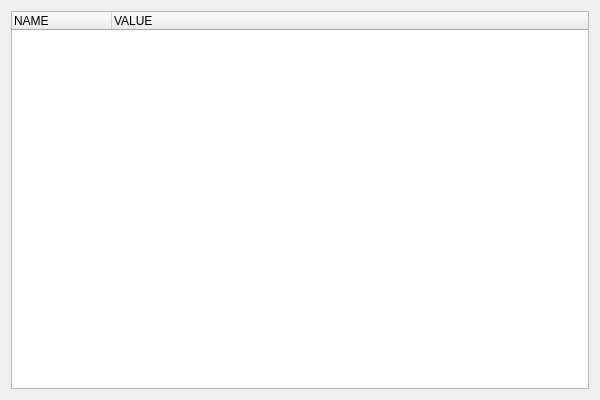
Before: the Qt Designer form ConsoleApplication1/initproject.ui in cj1106620946/fuduji_plc_ai, drawn with Qt 5.
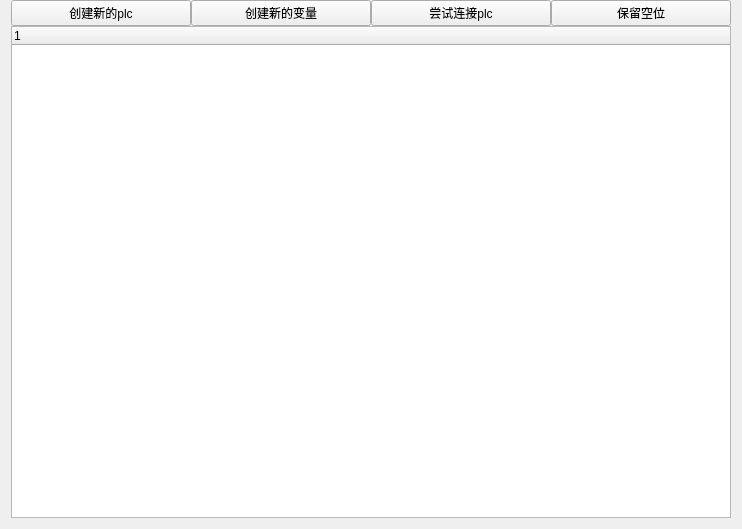
After: the same form once the commit is applied.

Patch:
```diff
--- a/ConsoleApplication1/initproject.ui
+++ b/ConsoleApplication1/initproject.ui
@@ -6,28 +6,72 @@
    <rect>
     <x>0</x>
     <y>0</y>
-    <width>600</width>
-    <height>400</height>
+    <width>742</width>
+    <height>529</height>
    </rect>
   </property>
   <property name="windowTitle">
    <string>initproject</string>
   </property>
   <layout class="QVBoxLayout" name="verticalLayout">
+   <property name="spacing">
+    <number>0</number>
+   </property>
+   <property name="topMargin">
+    <number>0</number>
+   </property>
    <item>
-    <widget class="QTreeWidget" name="tree">
-     <column>
-      <property name="text">
-       <string>NAME</string>
+    <widget class="QWidget" name="widget" native="true">
+     <layout class="QHBoxLayout" name="horizontalLayout">
+      <property name="spacing">
+       <number>0</number>
       </property>
-     </column>
-     <column>
-      <property name="text">
-       <string>VALUE</string>
+      <property name="leftMargin">
+       <number>0</number>
       </property>
-     </column>
+      <property name="topMargin">
+       <number>0</number>
+      </property>
+      <property name="rightMargin">
+       <number>0</number>
+      </property>
+      <property name="bottomMargin">
+       <number>0</number>
+      </property>
+      <item>
+       <widget class="QPushButton" name="con1">
+        <property name="text">
+         <string>创建新的plc</string>
+        </property>
+       </widget>
+      </item>
+      <item>
+       <widget class="QPushButton" name="con2">
+        <property name="text">
+         <string>创建新的变量</string>
+        </property>
+       </widget>
+      </item>
+      <item>
+       <widget class="QPushButton" name="con3">
+        <property name="text">
+         <string>尝试连接plc</string>
+        </property>
+       </widget>
+      </item>
+      <item>
+       <widget class="QPushButton" name="con4">
+        <property name="text">
+         <string>保留空位</string>
+        </property>
+       </widget>
+      </item>
+     </layout>
     </widget>
    </item>
+   <item>
+    <widget class="QTreeWidget" name="tree"/>
+   </item>
   </layout>
  </widget>
  <layoutdefault spacing="6" margin="11"/>
```
